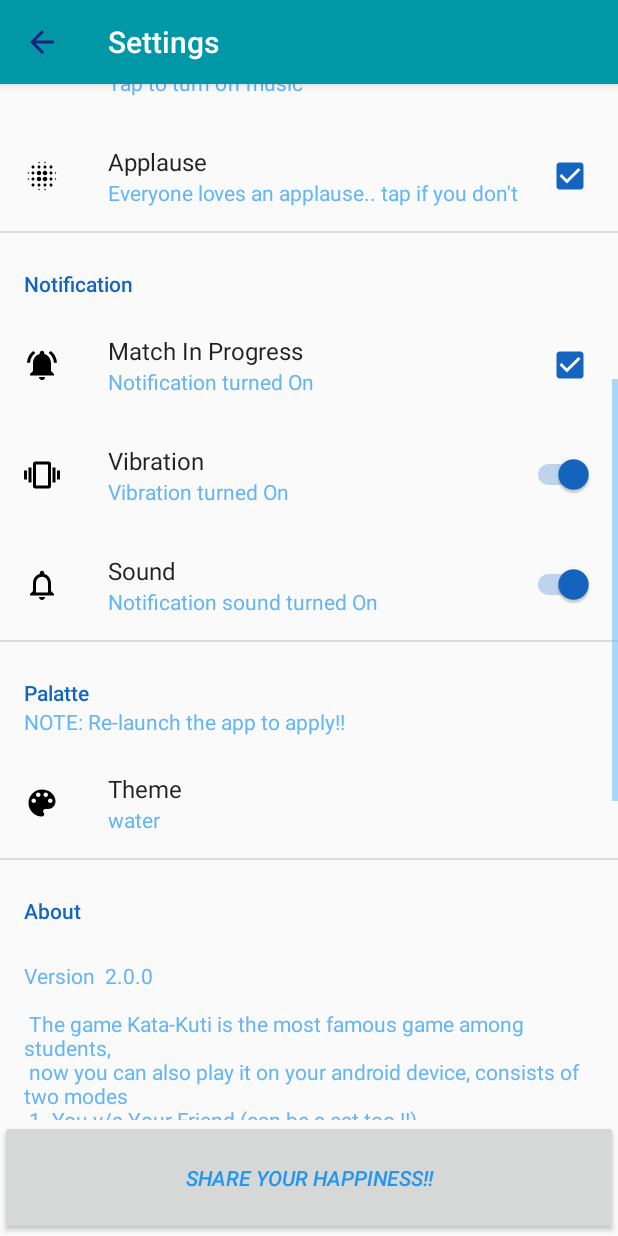
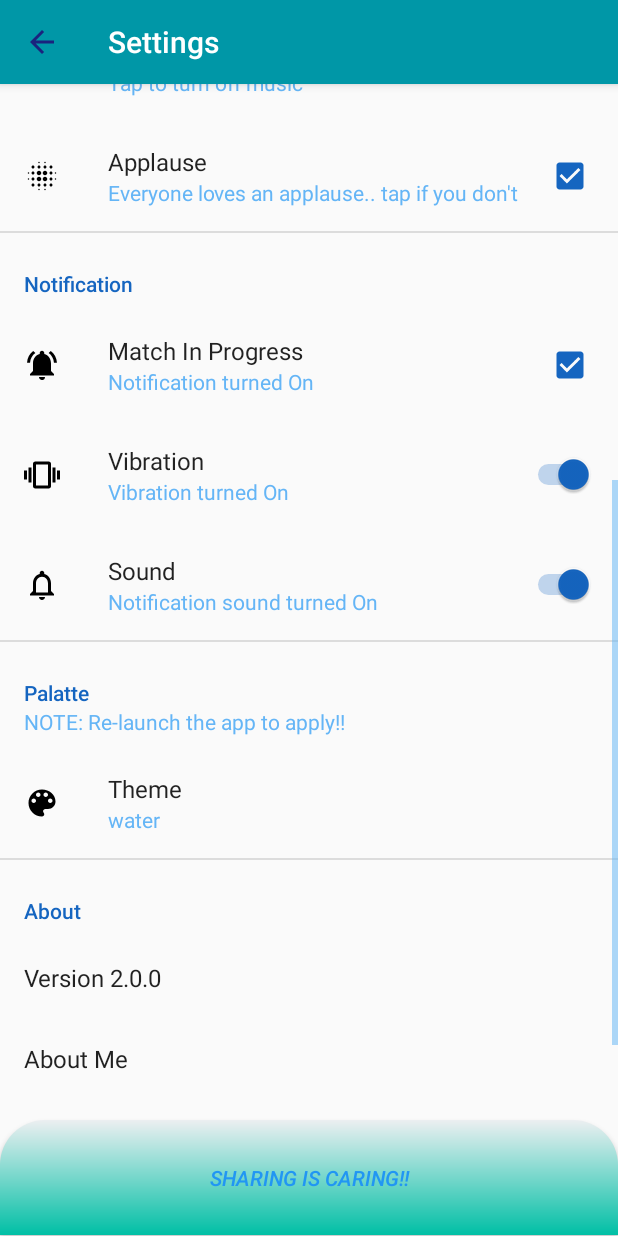
Before and after one commit to S-C-U-B-E/KATA-KUTI, an Android app: the SettingsFragment screen opened directly, with no data from a screen before it, scrolled down 483 dp, on a phone screen of 412 x 824 dp. Run offline under Robolectric (Android 15) with nearby library versions, the phone set to English and light mode, and no system bars; our stand-ins replace androidx.preference.

Commit message:
2.1.5 Added about section

```diff
--- a/app/src/main/java/com/example/kata_kuti/MainActivity.java
+++ b/app/src/main/java/com/example/kata_kuti/MainActivity.java
@@ -1370,8 +1370,7 @@ public class MainActivity extends AppCompatActivity implements SharedPreferences
      * Show a dialog that warns the user there are unfinished match that will be lost
      * if they continue leaving the editor.
      */
-    private void showUnsavedChangesDialog(
-            DialogInterface.OnClickListener discardButtonClickListener) {
+    private void showUnsavedChangesDialog(DialogInterface.OnClickListener discardButtonClickListener) {
         // Create an AlertDialog.Builder and set the message, and click listeners
         // for the positive and negative response buttons on the dialog.
         AlertDialog.Builder builder = new AlertDialog.Builder(this);
--- /dev/null
+++ b/app/src/main/res/drawable/button_share_round_water.xml
@@ -0,0 +1,24 @@
+<?xml version="1.0" encoding="utf-8"?>
+<shape xmlns:android="http://schemas.android.com/apk/res/android"
+    android:shape="rectangle" >
+
+    <stroke
+        android:drawable="@android:color/transparent"
+        android:width="0dp"
+        android:color="@android:color/transparent" >
+    </stroke>
+
+    <!--<solid android:color="@color/colorButtonStart_water" />-->
+
+    <corners
+        android:bottomLeftRadius="0dp"
+        android:bottomRightRadius="0dp"
+        android:topLeftRadius="30dp"
+        android:topRightRadius="30dp" />
+
+    <gradient
+        android:endColor="#ECEFF1"
+        android:startColor="@color/colorPrimaryDark_water"
+        android:angle="90"/>
+
+</shape>
--- a/app/src/main/res/layout/activity_settings.xml
+++ b/app/src/main/res/layout/activity_settings.xml
@@ -17,6 +17,9 @@
         android:layout_width="match_parent"
         android:layout_height="0dp"
         android:layout_weight="0.2"
-        android:text="Share your happiness!!"
+        android:text="Sharing is caring!!"
+        android:alpha="66"
+        android:elevation="16dp"
+        android:background="@drawable/button_share_round_water"
         android:textStyle="italic"/>
 </LinearLayout>
--- a/app/src/main/res/xml/pref_visualizer.xml
+++ b/app/src/main/res/xml/pref_visualizer.xml
@@ -115,58 +115,37 @@
 
     </PreferenceCategory>
 
+
     <PreferenceCategory
         android:title="About"
         app:iconSpaceReserved="false"
         android:iconSpaceReserved="false"
-        app:allowDividerBelow="true">
+        android:selectable="false"
+        android:persistent="false"/>
 
-        <Preference
-            android:iconSpaceReserved="false"
-            app:iconSpaceReserved="false"
-            android:selectable="false"
-            android:persistent="false"
-            android:summary="Version  2.0.0\n\n
-The game Kata-Kuti is the most famous game among students,\n
-now you can also play it on your android device, consists of two modes\n
-1. You v/s Your Friend (can be a cat too !!)\n
-2. You v/s Scube Artificial Intelligence ( aka S.A.I );\n\n
 
-S.A.I is pretty good in this game and at times he can even play better.\n
-The rules are the same, but here you can play a match with multiple rounds.\n\n"/>
+    <Preference
+        android:key="about_game"
+        android:title="Version 2.0.0"
+        android:iconSpaceReserved="false"
+        app:iconSpaceReserved="false"
+        android:persistent="false" />
 
-    </PreferenceCategory>
 
-    <PreferenceCategory
+    <Preference
+        android:key="about_me"
         android:title="About Me"
         app:iconSpaceReserved="false"
         android:iconSpaceReserved="false"
-        app:allowDividerBelow="true">
+        android:persistent="false"/>
 
-        <Preference
-            android:iconSpaceReserved="false"
-            app:iconSpaceReserved="false"
-            android:selectable="false"
-            android:persistent="false"
-            android:summary="Hi, I am Shankha Shubhra\n
-i've been learning Android for a year now, this is my first fully working app.\n
-You can overcome your boredom playing the game with your siblings or parents\n
-or,you can also try to beat S.A.I !!\n
-Explore the app, play and enjoy!! hope you like i.\n
-Please don't forget to give a feedback below\n
-Thank You.\n\n"/>
-
-    </PreferenceCategory>
 
     <Preference
+        android:key="feedback"
         android:title="Feedback Form"
-        app:allowDividerBelow="true"
         app:iconSpaceReserved="false"
         android:iconSpaceReserved="false"
         android:summary="Tap to give a feedback!\n(You will be taken to a Google Form!)\nThis will take just a few moments!"
-        android:key="feedback"
-        android:persistent="false">
-
-    </Preference>
+        android:persistent="false"/>
 
 </PreferenceScreen>
```
Also changed, not shown: app/src/main/java/com/example/kata_kuti/SettingsFragment.java (+87 -9 lines).
